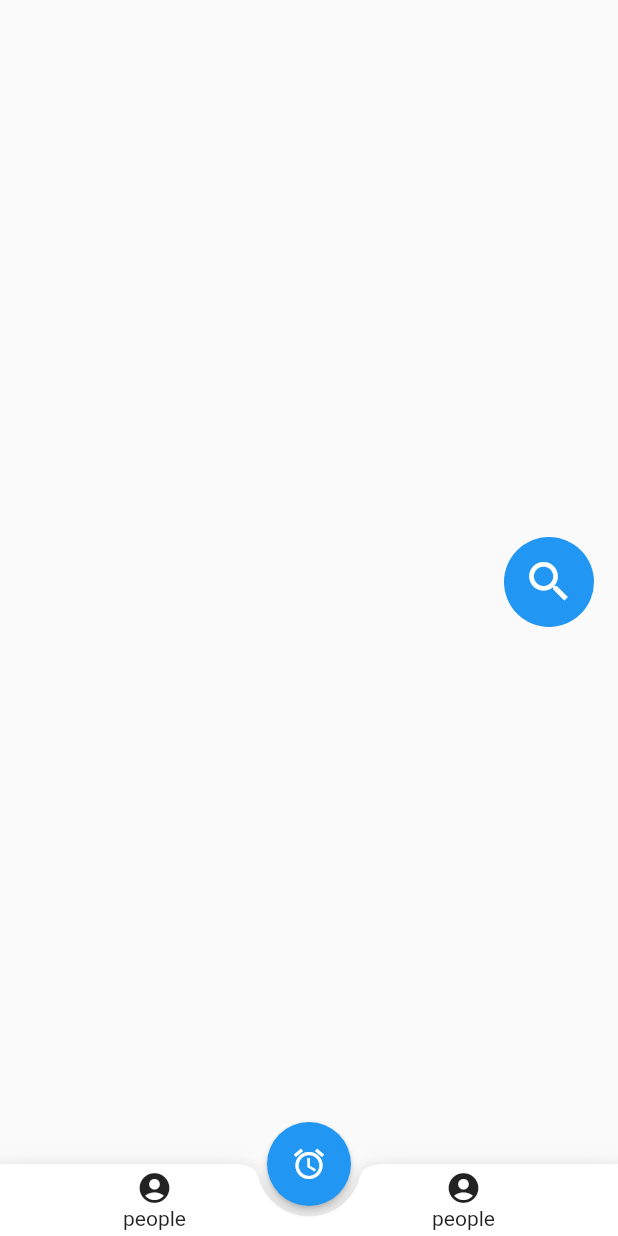
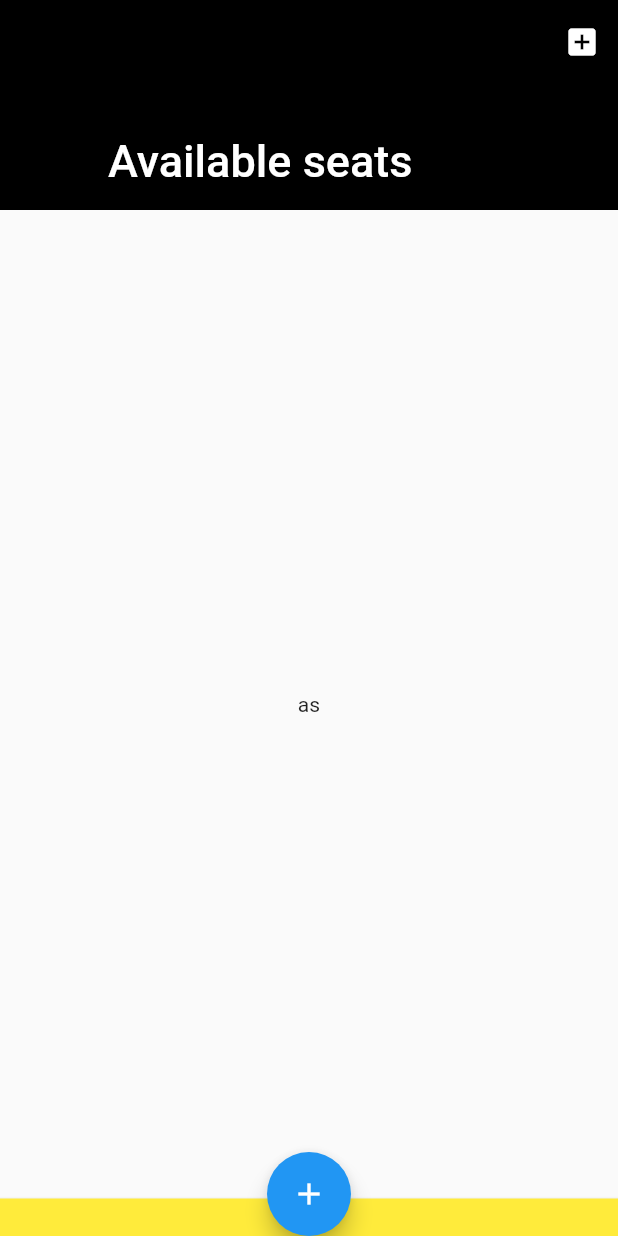
Before and after one commit to KrzysiekSajdak/Flutter-Lessons-About-Widgets, a Flutter app: the screen it shows after launch, on a phone screen of 412 x 824 dp. Run offline on Flutter 3.47's test engine with Material 2 defaults, Android fonts, the phone set to English and light mode, and no system bars.

Commit message:
29/08/2020
flutter widgets

```diff
--- a/lib/main.dart
+++ b/lib/main.dart
@@ -4,8 +4,8 @@
 //bottom navigation bar - https://codewithandrea.com/articles/2018-09-13-bottom-bar-navigation-with-fab/
 
 import 'package:flutter/material.dart';
-import 'package:flutter_widgets/widgets/active_search_text_field.dart';
-import 'package:flutter_widgets/widgets/fade_transition_widget.dart';
+import 'package:flutter_widgets/widgets/sliver_app_bar.dart';
+import 'package:flutter_widgets/widgets/table_view_widget.dart';
 
 void main() {
   runApp(MyApp());
@@ -16,71 +16,79 @@ class MyApp extends StatelessWidget {
   Widget build(BuildContext context) {
     return MaterialApp(
       home: Scaffold(
-        body: Center(
-          // here add active view widget
-          //-----------------------------
-          child: ActiveSearchTextField(),
-          //-----------------------------
-        ),
+        body: SliverAppBarWidget(),
         floatingActionButton: FloatingActionButton(
-          elevation: 2,
           onPressed: () {},
-          child: Icon(
-            Icons.alarm,
-          ),
+          child: Icon(Icons.add),
         ),
         bottomNavigationBar: BottomAppBar(
           notchMargin: 7,
-          shape: CircularNotchedRectangle(),
-          child: Row(
-            mainAxisSize: MainAxisSize.max,
-            mainAxisAlignment: MainAxisAlignment.spaceBetween,
-            crossAxisAlignment: CrossAxisAlignment.center,
-            children: [
-              Expanded(
-                child: SizedBox(
-                  height: 48,
-                  width: 48,
-                  child: Material(
-                    type: MaterialType.transparency,
-                    child: InkWell(
-                      onTap: () {},
-                      child: Column(
-                        mainAxisSize: MainAxisSize.min,
-                        mainAxisAlignment: MainAxisAlignment.center,
-                        children: <Widget>[
-                          Icon(Icons.account_circle),
-                          Text("people"),
-                        ],
-                      ),
-                    ),
-                  ),
-                ),
-              ),
-              Expanded(
-                child: SizedBox(
-                  height: 48,
-                  width: 48,
-                  child: Material(
-                    type: MaterialType.transparency,
-                    child: InkWell(
-                      onTap: () {},
-                      child: Column(
-                        mainAxisSize: MainAxisSize.min,
-                        mainAxisAlignment: MainAxisAlignment.center,
-                        children: <Widget>[
-                          Icon(Icons.account_circle),
-                          Text("people"),
-                        ],
-                      ),
-                    ),
-                  ),
-                ),
-              ),
-            ],
+          elevation: 2,
+          color: Colors.yellow,
+          child: Container(
+            height: 25,
           ),
         ),
         floatingActionButtonLocation: FloatingActionButtonLocation.centerDocked,
+//        floatingActionButton: FloatingActionButton(
+//          elevation: 2,
+//          onPressed: () {},
+//          child: Icon(
+//            Icons.alarm,
+//          ),
+//        ),
+//        bottomNavigationBar: BottomAppBar(
+//          notchMargin: 7,
+//          shape: CircularNotchedRectangle(),
+//          child: Row(
+//            mainAxisSize: MainAxisSize.max,
+//            mainAxisAlignment: MainAxisAlignment.spaceBetween,
+//            crossAxisAlignment: CrossAxisAlignment.center,
+//            children: [
+//              Expanded(
+//                child: SizedBox(
+//                  height: 48,
+//                  width: 48,
+//                  child: Material(
+//                    type: MaterialType.transparency,
+//                    child: InkWell(
+//                      onTap: () {},
+//                      child: Column(
+//                        mainAxisSize: MainAxisSize.min,
+//                        mainAxisAlignment: MainAxisAlignment.center,
+//                        children: <Widget>[
+//                          Icon(Icons.account_circle),
+//                          Text("people"),
+//                        ],
+//                      ),
+//                    ),
+//                  ),
+//                ),
+//              ),
+//              Expanded(
+//                child: SizedBox(
+//                  height: 48,
+//                  width: 48,
+//                  child: Material(
+//                    type: MaterialType.transparency,
+//                    child: InkWell(
+//                      onTap: () {},
+//                      child: Column(
+//                        mainAxisSize: MainAxisSize.min,
+//                        mainAxisAlignment: MainAxisAlignment.center,
+//                        children: <Widget>[
+//                          Icon(Icons.account_circle),
+//                          Text("people"),
+//                        ],
+//                      ),
+//                    ),
+//                  ),
+//                ),
+//              ),
+//            ],
+//          ),
+//        ),
+//        floatingActionButtonLocation: FloatingActionButtonLocation.centerDocked,
       ),
     );
   }
--- /dev/null
+++ b/lib/widgets/sliver_app_bar.dart
@@ -0,0 +1,39 @@
+import 'package:flutter/material.dart';
+
+class SliverAppBarWidget extends StatelessWidget {
+  const SliverAppBarWidget({Key key}) : super(key: key);
+
+  @override
+  Widget build(BuildContext context) {
+    return Container(
+      child: NestedScrollView(
+        headerSliverBuilder: (BuildContext context, bool innerBoxIsScroller) {
+          return <Widget>[
+            SliverAppBar(
+              expandedHeight: 140,
+              floating: false,
+              pinned: true,
+              elevation: 25,
+              centerTitle: false,
+              backgroundColor: Colors.black,
+              flexibleSpace: const FlexibleSpaceBar(
+                title: Text(
+                  "Available seats",
+                  textAlign: TextAlign.left,
+                ),
+              ),
+              actions: [
+                IconButton(
+                  icon: Icon(Icons.add_box),
+                  onPressed: () {},
+                  tooltip: "Add new entry",
+                )
+              ],
+            ),
+          ];
+        },
+        body: Center(child: Text("as")),
+      ),
+    );
+  }
+}
```
Also changed, not shown: lib/widgets/page_view_widget.dart (added, +29 -0 lines), lib/widgets/table_view_widget.dart (added, +77 -0 lines).
